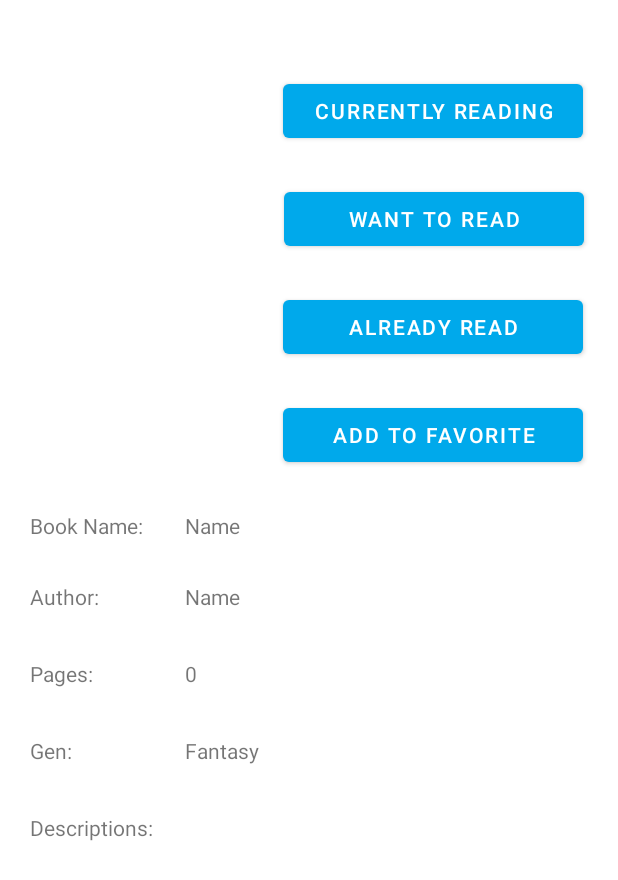
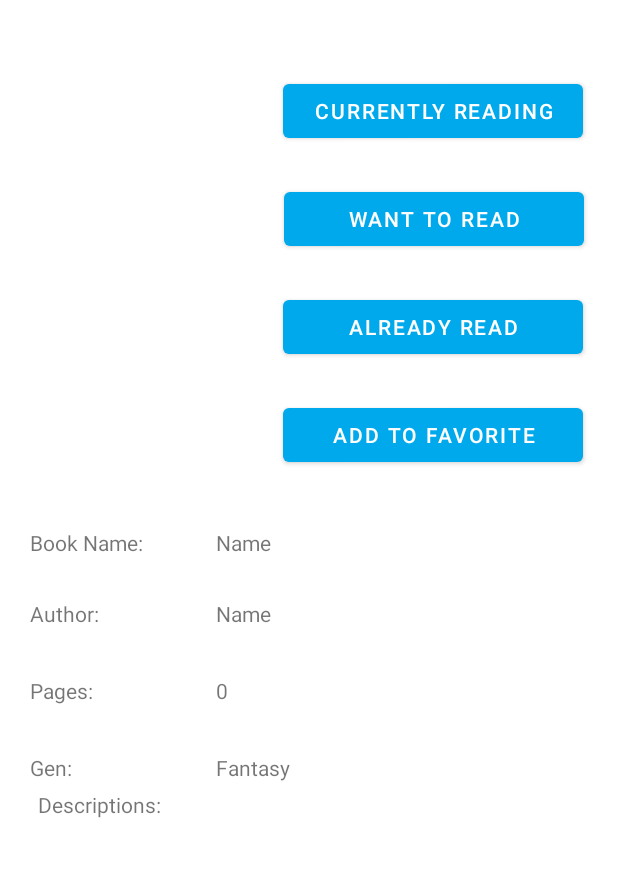
Before and after one commit to Daniel1991T/My-Virtual-Library, an Android app: the BooksActivity screen opened directly, with no data from a screen before it, on a phone screen of 412 x 824 dp. Shown: the top 880 px of the screen. Run offline under Robolectric (Android 15) with nearby library versions, the phone set to English and light mode, and no system bars; Roboto replaces fonts that are not available here.

Commit message:
My first app!

```diff
--- a/app/src/main/java/com/compani/ilai/myvirtuallibrary/BooksActivity.java
+++ b/app/src/main/java/com/compani/ilai/myvirtuallibrary/BooksActivity.java
@@ -109,7 +109,7 @@ public class BooksActivity extends AppCompatActivity {
     }
 
     private void handleAlreadyReadBook(final Book book) {
-        ArrayList<Book> alreadyReadBooks = databaseHelper.getCurrentlyReadingBooks();
+        ArrayList<Book> alreadyReadBooks = databaseHelper.getAlreadyReadBooks();
         boolean existInAlreadyReadBook = false;
         for (Book b : alreadyReadBooks) {
             if (b.getId() == book.getId()) {
@@ -136,7 +136,7 @@ public class BooksActivity extends AppCompatActivity {
     }
 
     private void handleFavoriteBook(final  Book book) {
-        ArrayList<Book> favoriteBook = databaseHelper.getCurrentlyReadingBooks();
+        ArrayList<Book> favoriteBook = databaseHelper.getFavoriteBooks();
         boolean existInFavoriteBook = false;
         for (Book b : favoriteBook) {
             if (b.getId() == book.getId()) {
--- a/app/src/main/res/layout/activity_books.xml
+++ b/app/src/main/res/layout/activity_books.xml
@@ -142,7 +142,10 @@
                 android:id="@+id/txtDescription"
                 android:layout_width="wrap_content"
                 android:layout_height="wrap_content"
-                android:layout_marginTop="32dp"
+                android:layout_margin="5dp"
+                android:layout_marginStart="4dp"
+                android:layout_marginLeft="4dp"
+                android:layout_marginTop="44dp"
                 android:fontFamily="@font/bevan"
                 android:text="@string/book_txt_short_description"
                 app:layout_constraintStart_toStartOf="@+id/guideline3"
@@ -160,7 +163,7 @@
                 android:layout_width="wrap_content"
                 android:layout_height="wrap_content"
                 android:orientation="horizontal"
-                app:layout_constraintGuide_percent="0.55" />
+                app:layout_constraintGuide_begin="320dp" />
 
             <androidx.constraintlayout.widget.Guideline
                 android:id="@+id/guideline3"
@@ -174,7 +177,7 @@
                 android:layout_width="wrap_content"
                 android:layout_height="wrap_content"
                 android:orientation="vertical"
-                app:layout_constraintGuide_percent="0.3" />
+                app:layout_constraintGuide_percent="0.35" />
 
             <TextView
                 android:id="@+id/txtEditGen"
@@ -186,6 +189,7 @@
                 app:layout_constraintStart_toStartOf="@+id/guideline4"
                 app:layout_constraintTop_toTopOf="@+id/descriptionTxt"
                 app:layout_constraintVertical_bias="0.0" />
+
         </androidx.constraintlayout.widget.ConstraintLayout>
     </ScrollView>
 </RelativeLayout>
```
Also changed, not shown: app/src/main/java/com/compani/ilai/myvirtuallibrary/BookRecViewAdapter.java (+7 -0 lines), app/src/main/java/com/compani/ilai/myvirtuallibrary/DatabaseHelper.java (+4 -9 lines).
